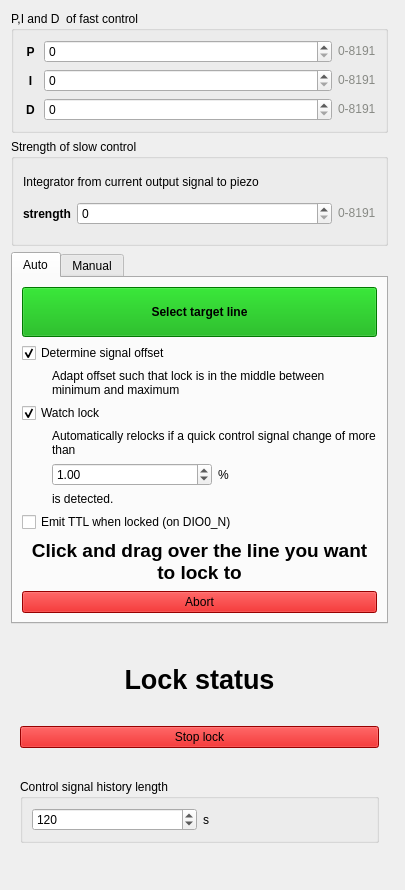
This is linien/client/ui/locking_panel.ui in linien-org/linien as Qt 5 draws it before an edit. The edited form follows.
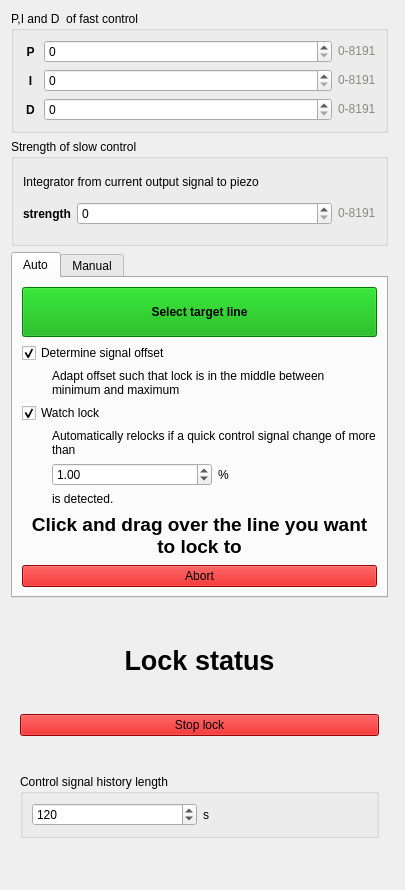
This is the edited form. Custom widgets are drawn as their Qt base class.

Commit message: remove TTL checkbox

```diff
--- a/linien/client/ui/locking_panel.ui
+++ b/linien/client/ui/locking_panel.ui
@@ -37,7 +37,7 @@
         <x>0</x>
         <y>0</y>
         <width>379</width>
-        <height>953</height>
+        <height>922</height>
        </rect>
       </property>
       <layout class="QVBoxLayout" name="verticalLayout_3">
@@ -565,13 +565,6 @@
                 </property>
                </widget>
               </item>
-              <item>
-               <widget class="QCheckBox" name="checkBox_4">
-                <property name="text">
-                 <string>Emit TTL when locked (on DIO0_N)</string>
-                </property>
-               </widget>
-              </item>
              </layout>
             </widget>
            </item>
```
